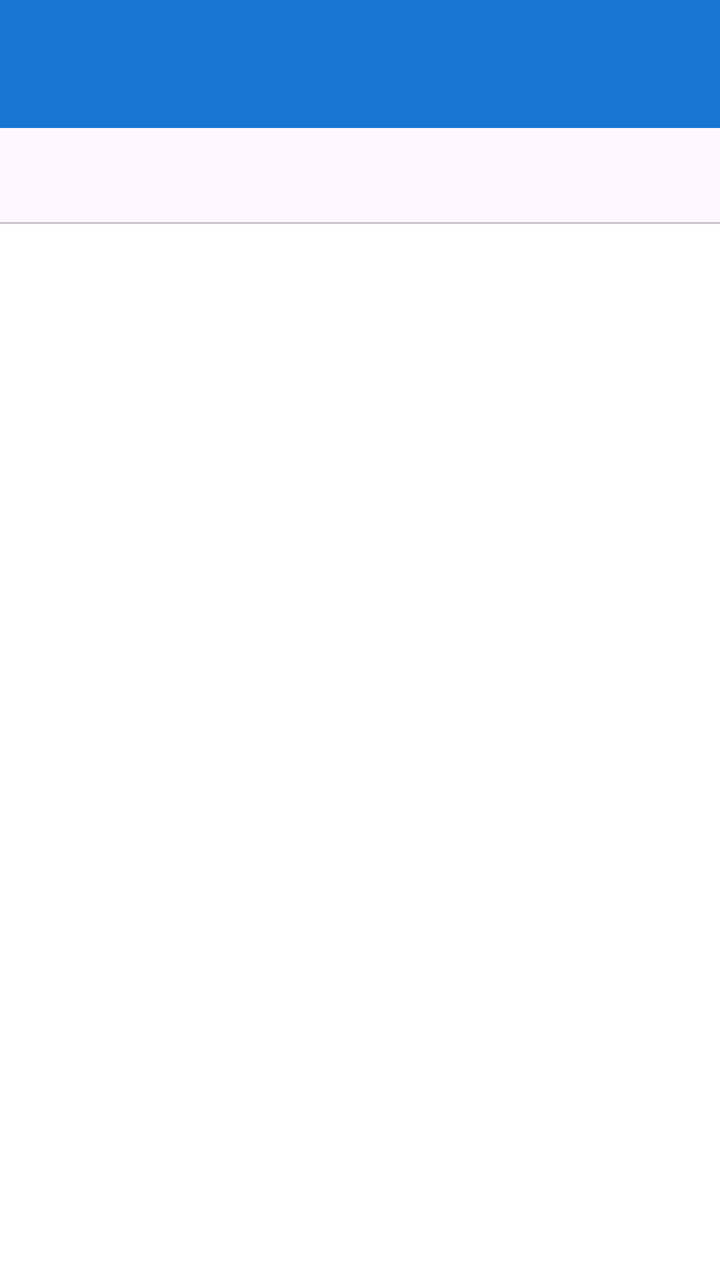
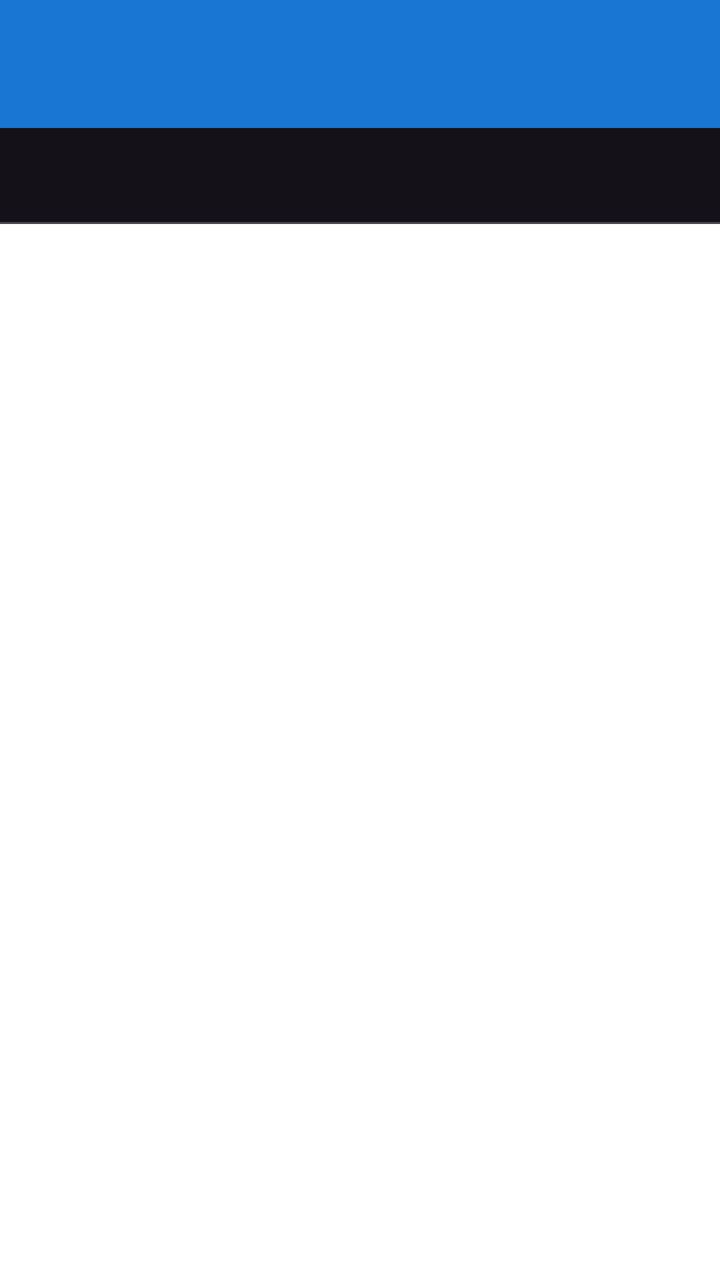

An Android layout rendered at two revisions. The XML below is the earlier revision; the diff shows what the commit changed to produce the second picture.
<!-- AndroidManifest.xml: activity theme AppTheme.NoActionBar -->
<!-- res/layout/activity_stats.xml -->
<?xml version="1.0" encoding="utf-8"?>
<androidx.drawerlayout.widget.DrawerLayout xmlns:android="http://schemas.android.com/apk/res/android"
    xmlns:app="http://schemas.android.com/apk/res-auto"
    xmlns:tools="http://schemas.android.com/tools"
    android:id="@+id/drawer_layout"
    android:layout_width="match_parent"
    android:layout_height="match_parent"
    android:fitsSystemWindows="true"
    tools:openDrawer="start">

    <androidx.coordinatorlayout.widget.CoordinatorLayout
        android:layout_width="match_parent"
        android:layout_height="match_parent"
        android:fitsSystemWindows="true"
        tools:context="org.lyi.puzzles.activities.SettingsActivity">

        <com.google.android.material.appbar.AppBarLayout
            android:layout_width="match_parent"
            android:layout_height="wrap_content"
            android:theme="@style/AppTheme.AppBarOverlay">

            <androidx.appcompat.widget.Toolbar
                android:id="@+id/toolbar"
                android:layout_width="match_parent"
                android:layout_height="match_parent"
                android:background="@color/colorPrimaryDark"
                app:popupTheme="@style/AppTheme.PopupOverlay"
                app:layout_scrollFlags="enterAlways">

            </androidx.appcompat.widget.Toolbar>

            <com.google.android.material.tabs.TabLayout
                android:id="@+id/tabs"
                android:layout_width="match_parent"
                android:layout_height="wrap_content" />

        </com.google.android.material.appbar.AppBarLayout>

        <androidx.viewpager.widget.ViewPager
            android:id="@+id/main_content"
            android:layout_width="fill_parent"
            android:layout_height="fill_parent"
            app:layout_behavior="@string/appbar_scrolling_view_behavior" />


    </androidx.coordinatorlayout.widget.CoordinatorLayout>

    <com.google.android.material.navigation.NavigationView
        android:id="@+id/nav_view"
        android:layout_width="wrap_content"
        android:layout_height="match_parent"
        android:layout_gravity="start"
        android:fitsSystemWindows="true"
        app:headerLayout="@layout/nav_header_main"
        app:menu="@menu/main_drawer" />

</androidx.drawerlayout.widget.DrawerLayout>
<!-- res/layout/nav_header_main.xml (included above) -->
<?xml version="1.0" encoding="utf-8"?>
<LinearLayout xmlns:android="http://schemas.android.com/apk/res/android"
    android:layout_width="match_parent"
    android:layout_height="@dimen/nav_header_height"
    android:background="@color/colorAccent"
    android:gravity="bottom"
    android:orientation="vertical"
    android:paddingBottom="@dimen/activity_vertical_margin"
    android:paddingTop="@dimen/activity_vertical_margin"
    android:theme="@style/ThemeOverlay.AppCompat.Dark">

        <TextView
            android:layout_width="match_parent"
            android:layout_height="wrap_content"
            android:paddingLeft="@dimen/activity_horizontal_margin"
            android:text="@string/app_name"
            android:textColor="#ffffff"
            android:textSize="72sp"
            android:textAppearance="@style/TextAppearance.AppCompat.Body1"
            android:layout_centerVertical="true" />


</LinearLayout>
<!-- resources referenced by this layout -->
<resources>
  <color name="colorAccent">#1E88E5</color>
  <color name="colorPrimaryDark">#1976D2</color>
  <dimen name="activity_horizontal_margin">10dp</dimen>
  <dimen name="activity_vertical_margin">10dp</dimen>
  <dimen name="nav_header_height">160dp</dimen>
  <string name="app_name">YiPuzzles</string>
  <style name="AppTheme.AppBarOverlay" parent="ThemeOverlay.Material3.Light" />
  <style name="AppTheme.PopupOverlay" parent="ThemeOverlay.Material3.Light" />
  <style name="AppTheme.NoActionBar" parent="Theme.Material3.Light.NoActionBar">
          <item name="windowActionBar">false</item>
          <item name="windowNoTitle">true</item>
      </style>
</resources>

<!-- the commit's change to res/layout/activity_stats.xml (unified diff, before → after) -->
@@ -51,8 +51,10 @@
         android:layout_height="match_parent"
         android:layout_gravity="start"
         android:fitsSystemWindows="true"
+        android:theme="@style/AppTheme.NavigationView"
         app:headerLayout="@layout/nav_header_main"
-        app:menu="@menu/main_drawer" />
+        app:menu="@menu/main_drawer"
+        app:itemIconPadding="16dp" />
 
 </androidx.drawerlayout.widget.DrawerLayout>
 <!-- res/layout/nav_header_main.xml (included above) -->
@@ -61,21 +63,21 @@
     android:layout_width="match_parent"
     android:layout_height="@dimen/nav_header_height"
     android:background="@color/colorAccent"
-    android:gravity="bottom"
+    android:gravity="center"
     android:orientation="vertical"
-    android:paddingBottom="@dimen/activity_vertical_margin"
-    android:paddingTop="@dimen/activity_vertical_margin"
+    android:paddingBottom="24dp"
+    android:paddingTop="24dp"
+    android:paddingLeft="16dp"
+    android:paddingRight="16dp"
     android:theme="@style/ThemeOverlay.AppCompat.Dark">
 
         <TextView
             android:layout_width="match_parent"
             android:layout_height="wrap_content"
-            android:paddingLeft="@dimen/activity_horizontal_margin"
             android:text="@string/app_name"
             android:textColor="#ffffff"
-            android:textSize="72sp"
-            android:textAppearance="@style/TextAppearance.AppCompat.Body1"
-            android:layout_centerVertical="true" />
-
+            android:textSize="48sp"
+            android:gravity="center"
+            android:textAppearance="@style/TextAppearance.AppCompat.Body1" />
 
 </LinearLayout>
<!-- resource entries referenced after the edit -->
@@ -2,11 +2,12 @@
 <resources>
   <color name="colorAccent">#1E88E5</color>
   <color name="colorPrimaryDark">#1976D2</color>
-  <dimen name="activity_horizontal_margin">10dp</dimen>
-  <dimen name="activity_vertical_margin">10dp</dimen>
-  <dimen name="nav_header_height">160dp</dimen>
+  <dimen name="nav_header_height">200dp</dimen>
   <string name="app_name">YiPuzzles</string>
-  <style name="AppTheme.AppBarOverlay" parent="ThemeOverlay.Material3.Light" />
+  <style name="AppTheme.AppBarOverlay" parent="ThemeOverlay.Material3.Dark" />
+  <style name="AppTheme.NavigationView">
+          <item name="android:layout_marginTop">16dp</item>
+      </style>
   <style name="AppTheme.PopupOverlay" parent="ThemeOverlay.Material3.Light" />
   <style name="AppTheme.NoActionBar" parent="Theme.Material3.Light.NoActionBar">
           <item name="windowActionBar">false</item>
